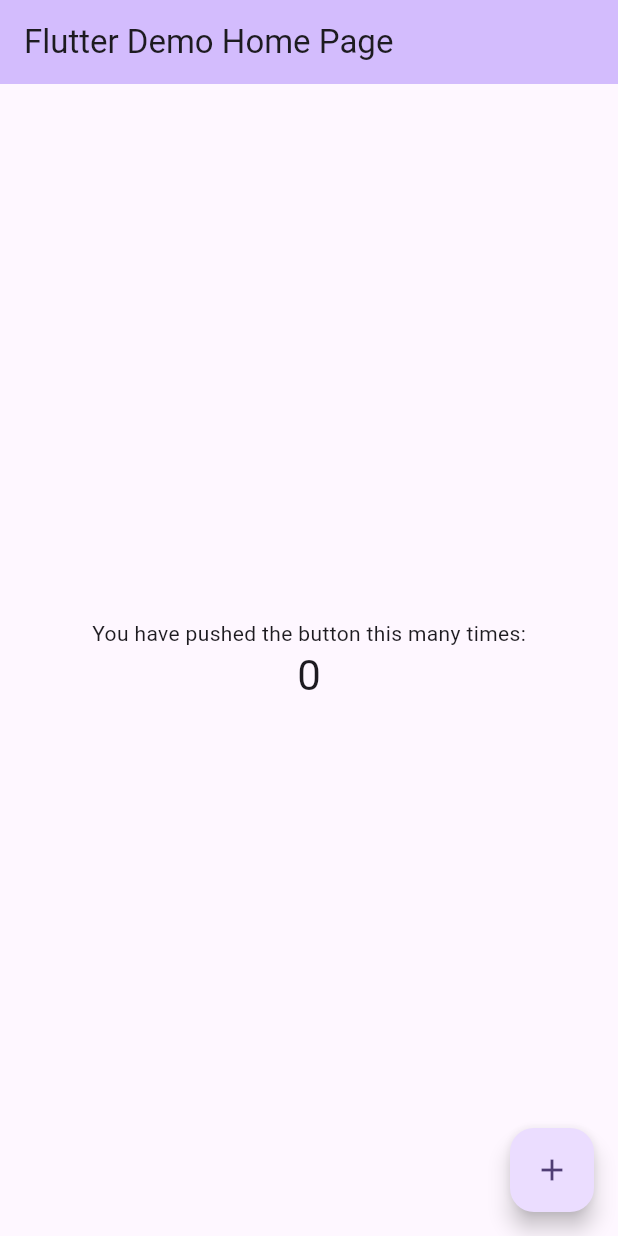
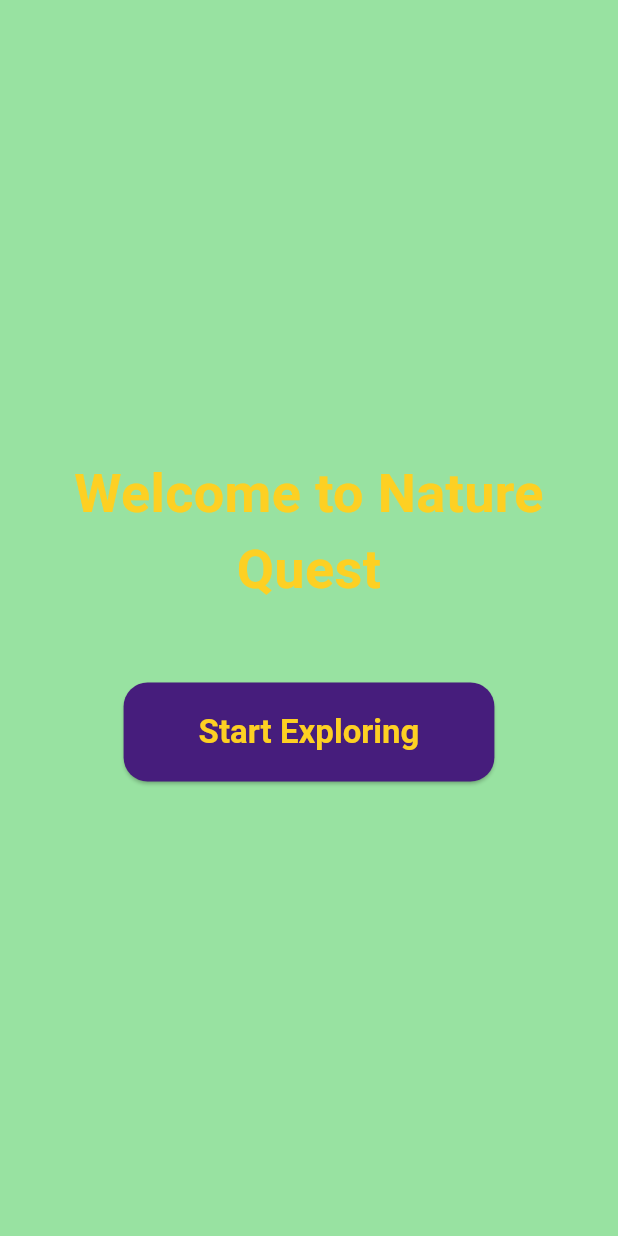
Before and after one commit to maureensanchez99/Geaux-Hack-2025, a Flutter app: the screen it shows after launch, on a phone screen of 412 x 824 dp. Run offline on Flutter 3.47's test engine with Material 3 defaults, Android fonts, the phone set to English and light mode, and no system bars; Roboto replaces fonts that are missing (Merienda, Poppins).

Commit message:
added basic pages and some styling

```diff
--- a/naturequest/lib/main.dart
+++ b/naturequest/lib/main.dart
@@ -1,122 +1,74 @@
 import 'package:flutter/material.dart';
+import 'pages/welcome_page.dart';
 
 void main() {
-  runApp(const MyApp());
+  runApp(const NatureQuestApp());
 }
 
-class MyApp extends StatelessWidget {
-  const MyApp({super.key});
+class NatureQuestApp extends StatelessWidget {
+  const NatureQuestApp({super.key});
 
-  // This widget is the root of your application.
+  // Color constants
+  static const Color lsuPurple = Color(0xFF461D7C);
+  static const Color lsuGold = Color(0xFFFDD023);
+  static const Color natureGreen = Color(0xFF4CAF50);
+  static const Color earthyBrown = Color(0xFF6D4C41);
+  static const Color softMintGreen = Color(0xFF98E2A1);
+  static const Color softSunYellow = Color(0xFFFFF9C4);
+  static const Color skyBlue = Color(0xFF81D4FA);
+  static const Color softLavender = Color(0xFFE1BEE7);
+  static const Color lightPeach = Color(0xFFFFCCBC);
+  static const Color offWhite = Color(0xFFF5F5F5);
+
+  // Global ThemeData
+  ThemeData get appTheme => ThemeData(
+        fontFamily: 'Poppins',
+        primaryColor: lsuPurple,
+        scaffoldBackgroundColor: softMintGreen,
+        textTheme: const TextTheme(
+          displayLarge: TextStyle(
+            fontFamily: 'Merienda',
+            fontWeight: FontWeight.w700,
+            color: earthyBrown,
+          ),
+          headlineMedium: TextStyle(
+            fontFamily: 'Merienda',
+            fontWeight: FontWeight.w600,
+            color: lsuPurple,
+          ),
+          bodyMedium: TextStyle(
+            fontFamily: 'Poppins',
+            fontWeight: FontWeight.w400,
+            color: Colors.black87,
+          ),
+          labelLarge: TextStyle(
+            fontFamily: 'Poppins',
+            fontWeight: FontWeight.w600,
+            color: lsuGold,
+          ),
+        ),
+        elevatedButtonTheme: ElevatedButtonThemeData(
+          style: ElevatedButton.styleFrom(
+            backgroundColor: lsuPurple,
+            foregroundColor: lsuGold,
+            textStyle: const TextStyle(
+              fontFamily: 'Poppins',
+              fontWeight: FontWeight.w700,
+            ),
+            shape: RoundedRectangleBorder(
+              borderRadius: BorderRadius.circular(16),
+            ),
+          ),
+        ),
+      );
+
   @override
   Widget build(BuildContext context) {
     return MaterialApp(
-      title: 'Flutter Demo',
-      theme: ThemeData(
-        // This is the theme of your application.
-        //
-        // TRY THIS: Try running your application with "flutter run". You'll see
-        // the application has a purple toolbar. Then, without quitting the app,
-        // try changing the seedColor in the colorScheme below to Colors.green
-        // and then invoke "hot reload" (save your changes or press the "hot
-        // reload" button in a Flutter-supported IDE, or press "r" if you used
-        // the command line to start the app).
-        //
-        // Notice that the counter didn't reset back to zero; the application
-        // state is not lost during the reload. To reset the state, use hot
-        // restart instead.
-        //
-        // This works for code too, not just values: Most code changes can be
-        // tested with just a hot reload.
-        colorScheme: ColorScheme.fromSeed(seedColor: Colors.deepPurple),
-      ),
-      home: const MyHomePage(title: 'Flutter Demo Home Page'),
+      title: 'NatureQuest',
+      theme: appTheme,
+      debugShowCheckedModeBanner: false,
+      home: const WelcomePage(),
     );
   }
 }
-
-class MyHomePage extends StatefulWidget {
-  const MyHomePage({super.key, required this.title});
-
-  // This widget is the home page of your application. It is stateful, meaning
-  // that it has a State object (defined below) that contains fields that affect
-  // how it looks.
-
-  // This class is the configuration for the state. It holds the values (in this
-  // case the title) provided by the parent (in this case the App widget) and
-  // used by the build method of the State. Fields in a Widget subclass are
-  // always marked "final".
-
-  final String title;
-
-  @override
-  State<MyHomePage> createState() => _MyHomePageState();
-}
-
-class _MyHomePageState extends State<MyHomePage> {
-  int _counter = 0;
-
-  void _incrementCounter() {
-    setState(() {
-      // This call to setState tells the Flutter framework that something has
-      // changed in this State, which causes it to rerun the build method below
-      // so that the display can reflect the updated values. If we changed
-      // _counter without calling setState(), then the build method would not be
-      // called again, and so nothing would appear to happen.
-      _counter++;
-    });
-  }
-
-  @override
-  Widget build(BuildContext context) {
-    // This method is rerun every time setState is called, for instance as done
-    // by the _incrementCounter method above.
-    //
-    // The Flutter framework has been optimized to make rerunning build methods
-    // fast, so that you can just rebuild anything that needs updating rather
-    // than having to individually change instances of widgets.
-    return Scaffold(
-      appBar: AppBar(
-        // TRY THIS: Try changing the color here to a specific color (to
-        // Colors.amber, perhaps?) and trigger a hot reload to see the AppBar
-        // change color while the other colors stay the same.
-        backgroundColor: Theme.of(context).colorScheme.inversePrimary,
-        // Here we take the value from the MyHomePage object that was created by
-        // the App.build method, and use it to set our appbar title.
-        title: Text(widget.title),
-      ),
-      body: Center(
-        // Center is a layout widget. It takes a single child and positions it
-        // in the middle of the parent.
-        child: Column(
-          // Column is also a layout widget. It takes a list of children and
-          // arranges them vertically. By default, it sizes itself to fit its
-          // children horizontally, and tries to be as tall as its parent.
-          //
-          // Column has various properties to control how it sizes itself and
-          // how it positions its children. Here we use mainAxisAlignment to
-          // center the children vertically; the main axis here is the vertical
-          // axis because Columns are vertical (the cross axis would be
-          // horizontal).
-          //
-          // TRY THIS: Invoke "debug painting" (choose the "Toggle Debug Paint"
-          // action in the IDE, or press "p" in the console), to see the
-          // wireframe for each widget.
-          mainAxisAlignment: MainAxisAlignment.center,
-          children: <Widget>[
-            const Text('You have pushed the button this many times:'),
-            Text(
-              '$_counter',
-              style: Theme.of(context).textTheme.headlineMedium,
-            ),
-          ],
-        ),
-      ),
-      floatingActionButton: FloatingActionButton(
-        onPressed: _incrementCounter,
-        tooltip: 'Increment',
-        child: const Icon(Icons.add),
-      ), // This trailing comma makes auto-formatting nicer for build methods.
-    );
-  }
-}
--- /dev/null
+++ b/naturequest/lib/pages/landing.dart
@@ -0,0 +1,56 @@
+import 'package:flutter/material.dart';
+import '/../main.dart';
+
+class LandingPage extends StatelessWidget {
+  const LandingPage({super.key});
+
+  @override
+  Widget build(BuildContext context) {
+    return Scaffold(
+      backgroundColor: NatureQuestApp.softMintGreen,
+      body: Center(
+        child: Column(
+          mainAxisAlignment: MainAxisAlignment.center,
+          children: [
+            Text(
+              'Choose an Option',
+              style: TextStyle(
+                fontFamily: 'Merienda',
+                fontSize: 32,
+                fontWeight: FontWeight.w700,
+                color: NatureQuestApp.lsuGold,
+              ),
+              textAlign: TextAlign.center,
+            ),
+            const SizedBox(height: 40),
+            ElevatedButton(
+              onPressed: () {
+                // Navigate to login page
+              },
+              style: ElevatedButton.styleFrom(
+                padding: const EdgeInsets.symmetric(horizontal: 60, vertical: 20),
+              ),
+              child: const Text(
+                'Log In',
+                style: TextStyle(fontSize: 22),
+              ),
+            ),
+            const SizedBox(height: 20),
+            ElevatedButton(
+              onPressed: () {
+                // Navigate to signup page
+              },
+              style: ElevatedButton.styleFrom(
+                padding: const EdgeInsets.symmetric(horizontal: 60, vertical: 20),
+              ),
+              child: const Text(
+                'Sign Up',
+                style: TextStyle(fontSize: 22),
+              ),
+            ),
+          ],
+        ),
+      ),
+    );
+  }
+}
--- /dev/null
+++ b/naturequest/lib/pages/welcome_page.dart
@@ -0,0 +1,48 @@
+import 'package:flutter/material.dart';
+import 'landing.dart';
+import '/../main.dart';
+
+class WelcomePage extends StatelessWidget {
+  const WelcomePage({super.key});
+
+  @override
+  Widget build(BuildContext context) {
+    return Scaffold(
+      backgroundColor: NatureQuestApp.softMintGreen,
+      body: Center(
+        child: Column(
+          mainAxisAlignment: MainAxisAlignment.center,
+          children: [
+            Text(
+              'Welcome to Nature Quest',
+              style: TextStyle(
+                fontFamily: 'Merienda',
+                fontSize: 36,
+                fontWeight: FontWeight.w700,
+                color: NatureQuestApp.lsuGold,
+              ),
+              textAlign: TextAlign.center,
+            ),
+            const SizedBox(height: 50),
+            ElevatedButton(
+              onPressed: () {
+                Navigator.push(
+                  context,
+                  MaterialPageRoute(builder: (context) => const LandingPage()),
+                );
+              },
+              style: ElevatedButton.styleFrom(
+                backgroundColor: NatureQuestApp.lsuPurple,
+                padding: const EdgeInsets.symmetric(horizontal: 50, vertical: 20),
+              ),
+              child: const Text(
+                'Start Exploring',
+                style: TextStyle(fontSize: 22),
+              ),
+            ),
+          ],
+        ),
+      ),
+    );
+  }
+}
```
Also changed, not shown: 1 other file.
